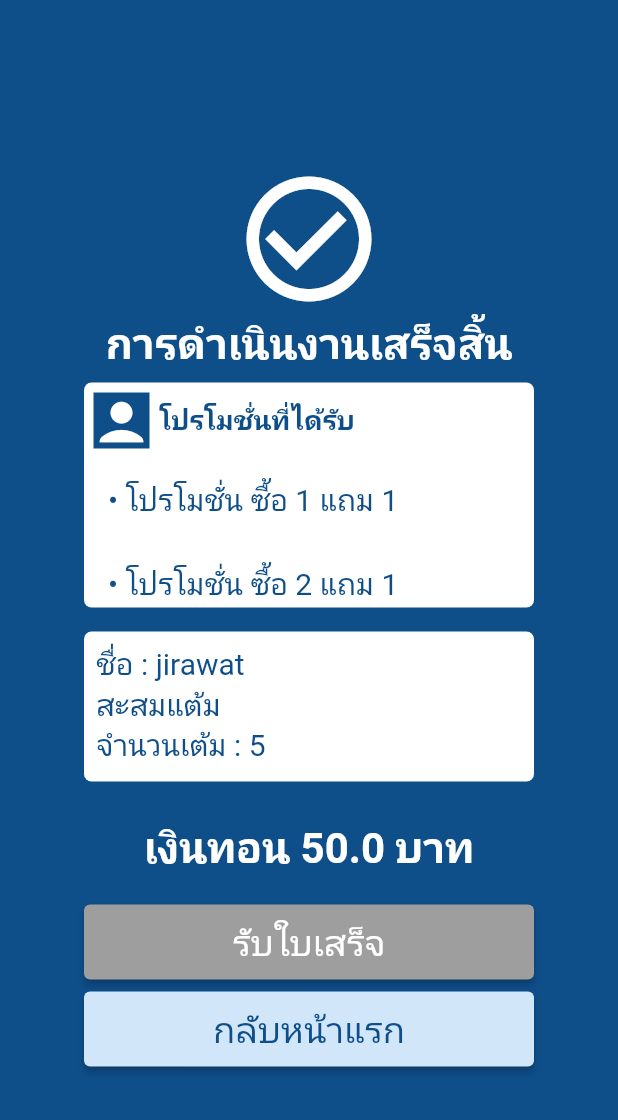
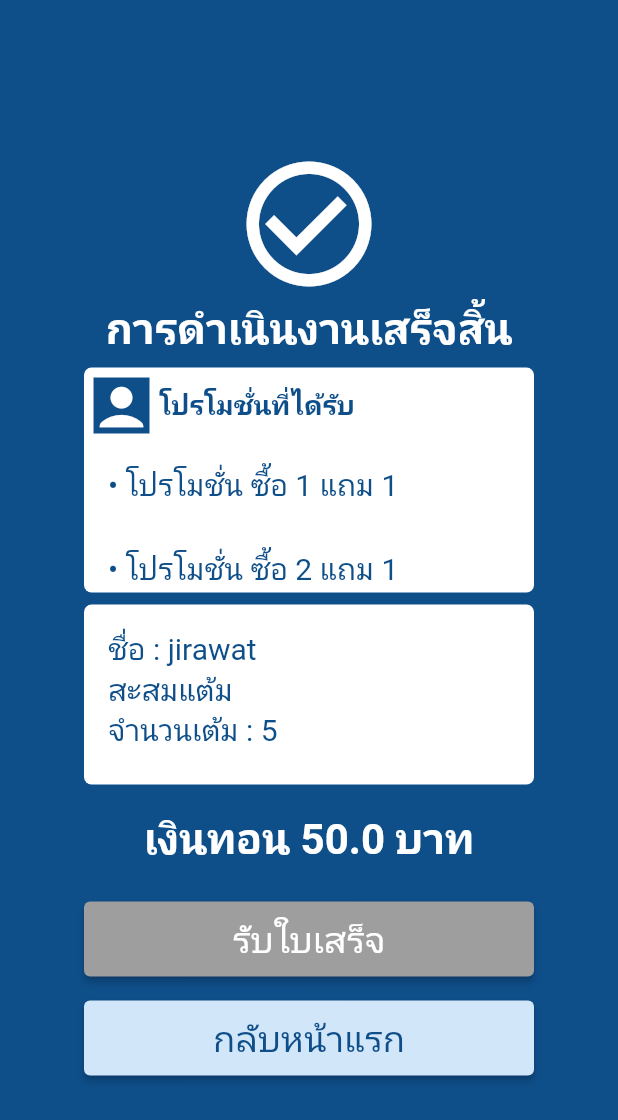
Before and after one commit to AtomChongun/MPOS-TCC, a Flutter app: the FinishPaymentView screen opened directly, on a phone screen of 412 x 824 dp. Shown: the top 1120 px of the screen. Run offline on Flutter 3.47's test engine with Material 2 defaults, Android fonts, the phone set to English and light mode, and no system bars; accounts and stored records are empty.

Commit message:
Padding Magin 8 16

```diff
--- a/mpos/lib/Module/finishpayment_view.dart
+++ b/mpos/lib/Module/finishpayment_view.dart
@@ -99,9 +99,8 @@ class _FinishState extends State<FinishPaymentView> {
               Visibility(
                 visible: isVisible,
                 child: Container(
-                  padding: const EdgeInsets.all(8),
-                  margin: const EdgeInsets.all(8),
-                  height: 100,
+                  padding: const EdgeInsets.all(16),
+                  height: 120,
                   width: 300,
                   decoration: BoxDecoration(
                     borderRadius: BorderRadius.circular(5),
@@ -143,7 +142,7 @@ class _FinishState extends State<FinishPaymentView> {
               Container(
                 height: 50,
                 width: 300,
-                margin: const EdgeInsets.all(4),
+                margin: const EdgeInsets.all(8),
                 child: ElevatedButton(
                     style:
                         ElevatedButton.styleFrom(backgroundColor: Colors.grey),
@@ -161,7 +160,7 @@ class _FinishState extends State<FinishPaymentView> {
               Container(
                 height: 50,
                 width: 300,
-                margin: const EdgeInsets.all(4),
+                margin: const EdgeInsets.all(8),
                 child: ElevatedButton(
                     style: ElevatedButton.styleFrom(
                         backgroundColor: Color(0xFFD2E6F9)),
```
